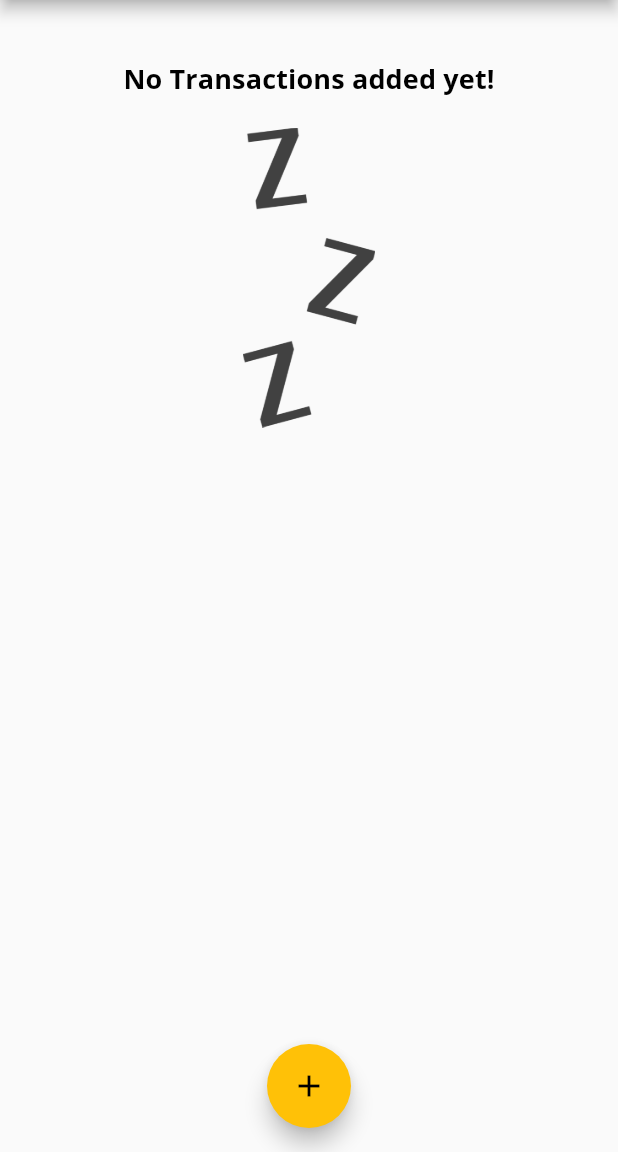
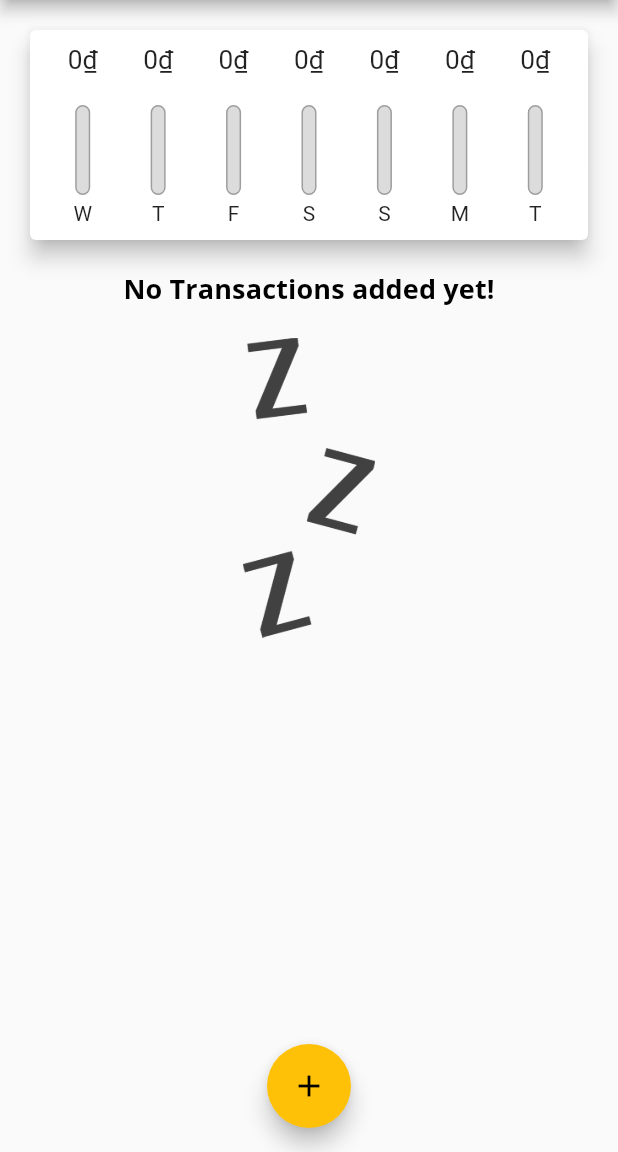
Before and after one commit to nguyenquiho/personal_expenses_app, a Flutter app: the screen it shows after launch, on a phone screen of 412 x 824 dp, the part 84-1236 px from its top. Run offline on Flutter 3.47's test engine with Material 2 defaults, Android fonts, the phone set to English and light mode, and no system bars.

Commit message:
build chartbar and add listtile widget

```diff
--- a/lib/main.dart
+++ b/lib/main.dart
@@ -71,8 +71,8 @@ class _MyHomePageState extends State<MyHomePage> {
 
   List<Transaction> get _recentTransactions {
     return _userTransactions.where((tx){
-      return tx.date!.isAfter(
-        DateTime.now().subtract(
+      return tx.date!.isAfter( /* lấy về transactions của 7 ngày gần nhất(check có phải là transaction sau mốc tg đã trừ 7 ngày) */
+        DateTime.now().subtract(  /* Ngày hiện tại về trước 7 ngày*/
           Duration(days: 7),
         ),
       );
--- a/lib/widgets/chart.dart
+++ b/lib/widgets/chart.dart
@@ -1,6 +1,8 @@
 import 'package:flutter/material.dart';
 import '../models/transaction.dart';
 import 'package:intl/intl.dart';
+
+import 'chart_bar.dart';
 
 class Chart extends StatelessWidget {
 
@@ -10,7 +12,7 @@ class Chart extends StatelessWidget {
   List<Map<String, Object>> get groupedTransactionValues{ /* ... */
     return List.generate(7, (index) { /* ... */
       final weekDay = DateTime.now().subtract(Duration(days: index),);  /* ... */
-
+      // print(weekDay); //2022-04-21 15:39:47.257766
       double totalSum = 0.0;
 
       for (int i = 0; i < recentTransactions.length; i++){
@@ -22,26 +24,42 @@ class Chart extends StatelessWidget {
       }
 
 
-      print(DateFormat.E().format(weekDay));
-      print(totalSum);
+      // print(DateFormat.E().format(weekDay)); //Thu
+      // print(totalSum); //0.0
 
       return {
-        'day': DateFormat.E().format(weekDay),
+        'day': DateFormat.E().format(weekDay).substring(0,1),
         'amount': totalSum
         };
+    }).reversed.toList();
+  }
+
+  double get totalSpending{
+    return groupedTransactionValues.fold(0.0, (sum, item){
+      return sum + (item["amount"] as double);
     });
   }
 
   @override
   Widget build(BuildContext context) {
-    print(groupedTransactionValues);
+    // print(groupedTransactionValues);
+    // [{day: Tue, amount: 12.0}, {day: Mon, amount: 0.0}, {day: Sun, amount: 0.0}, {day: Sat, amount: 0.0}, {day: Fri, amount: 0.0}, {day: Thu, amount: 0.0}, {day: Wed, amount: 0.0}]
     return Card(
       elevation: 6,
-      margin: EdgeInsets.symmetric(vertical: 20),
-      child: Row(
-        children: [
-
-        ]
+      margin: EdgeInsets.all(20),
+      child: Padding(
+        padding: const EdgeInsets.all(10),
+        child: Row(
+          mainAxisAlignment: MainAxisAlignment.spaceEvenly,
+          children: groupedTransactionValues.map((data){
+            // return Text('${data['day']}: ${data['amount']}');
+            return Flexible(
+              // fit: FlexFit.loose, // fit phần tử theo with của nó
+              fit: FlexFit.tight, //fit phần tử theo flexible(tương ứng trong này là flex:1 cho mỗi thanh chart bar)
+              child: ChartBar(data['day'] as String, data['amount'] as double, totalSpending == 0 ? 0 : (data["amount"] as double) / totalSpending)
+            );
+          }).toList(),
+        ),
       ),
     );
   }
--- /dev/null
+++ b/lib/widgets/chart_bar.dart
@@ -0,0 +1,52 @@
+import 'package:flutter/material.dart';
+
+class ChartBar extends StatelessWidget {
+  final String label;
+  final double spendingAmount;
+  final double spendingPctOfTotal;
+
+  ChartBar(String this.label, double this.spendingAmount, double this.spendingPctOfTotal);
+
+  @override
+  Widget build(BuildContext context) {
+    return Column(
+      children: [
+        Container(
+          height: 20,
+          child: FittedBox(
+            child: Text('${spendingAmount.toStringAsFixed(0)}₫')
+          ),
+        ),
+        SizedBox(height: 20),
+        Container(
+          height: 60,
+          width: 10,
+          child: Stack(
+            children: [
+              Container(
+                decoration: BoxDecoration(
+                  border: Border.all(color: Colors.grey, width: 1.0),
+                  color: Color.fromRGBO(220, 220, 220, 1),
+                  borderRadius: BorderRadius.circular(10)
+                ),
+              ),
+              FractionallySizedBox(
+                heightFactor: spendingPctOfTotal,
+                child: Container(
+                  decoration: BoxDecoration(
+                    color: Theme.of(context).primaryColor,
+                    borderRadius: BorderRadius.circular(10)
+                  )
+                ),
+              ),
+            ],
+          ),
+        ),
+        SizedBox(
+          height: 4,
+        ),
+        Text(label),
+      ],
+    );
+  }
+}
```
Also changed, not shown: lib/widgets/transaction_list.dart (+14 -36 lines).
